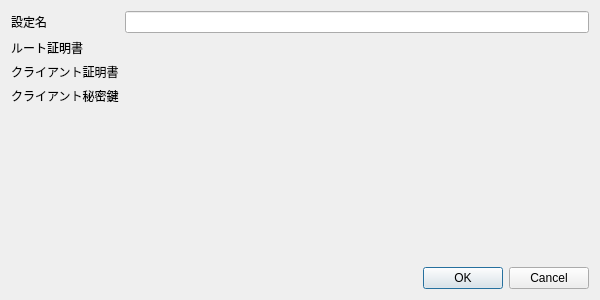
This is ui/CertsEditDialog.ui in shibafu528/florarpc as Qt 5 draws it before an edit. The edited form follows.
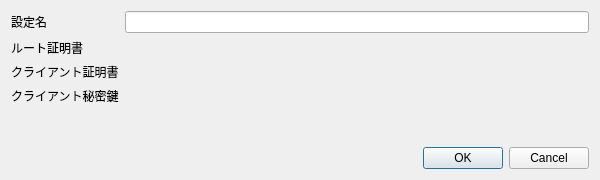
This is the edited form. Custom widgets are drawn as their Qt base class.

Patch:
```diff
--- a/ui/CertsEditDialog.ui
+++ b/ui/CertsEditDialog.ui
@@ -10,7 +10,7 @@
     <x>0</x>
     <y>0</y>
     <width>600</width>
-    <height>300</height>
+    <height>180</height>
    </rect>
   </property>
   <property name="windowTitle">
```
Left out of the diff: 3 changed lines with no effect on the pictures.
